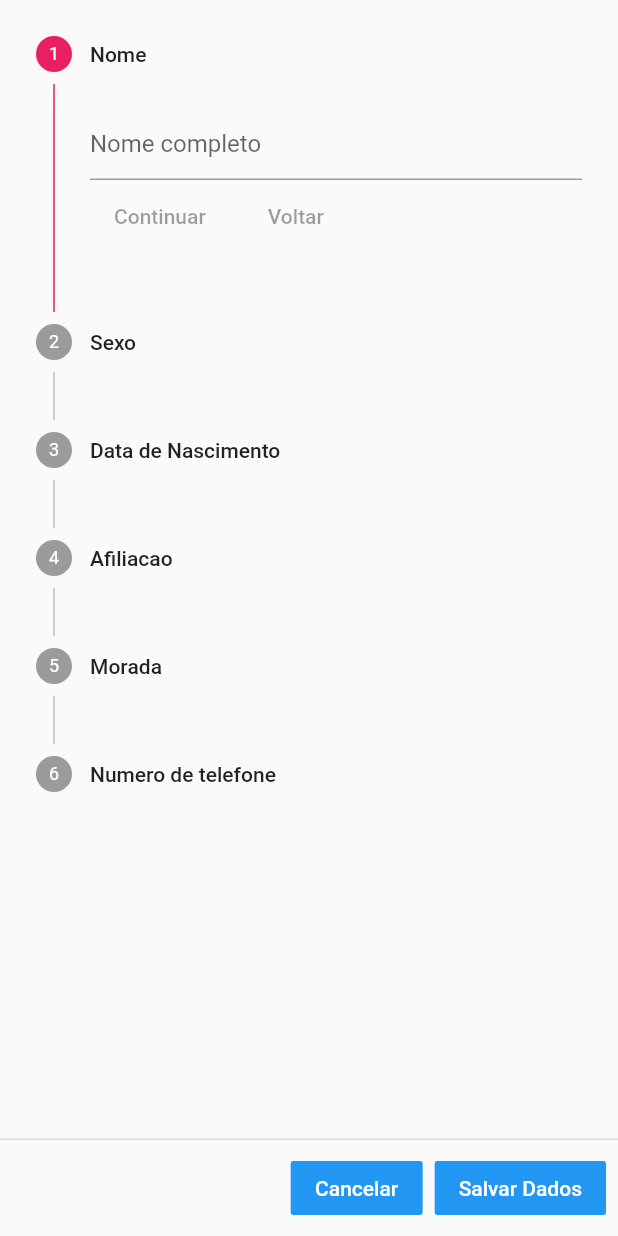
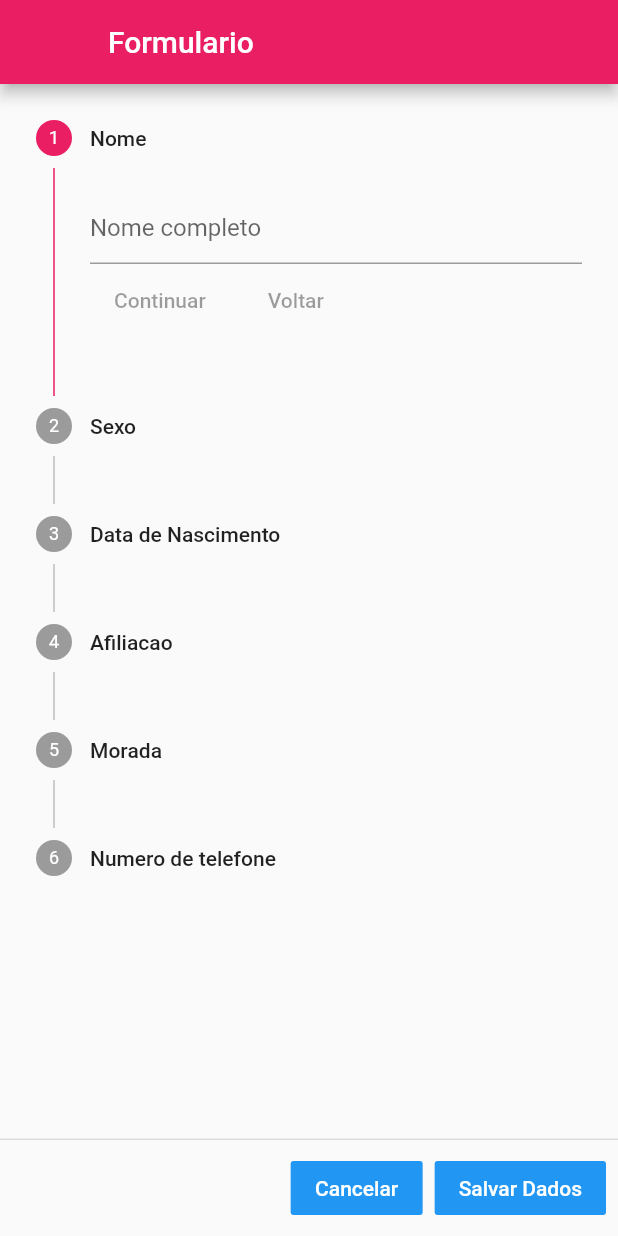
Before and after one commit to braulio94/MedicalHealth-Patient, a Flutter app: the HomePage screen opened directly, after a tap on the "add" icon, on a phone screen of 412 x 824 dp. Run offline on Flutter 3.47's test engine with Material 2 defaults, Android fonts, the phone set to English and light mode, and no system bars; our stand-ins replace flutter_sticky_header, qr_flutter; missing offline and left inert: flutter_cupertino_date_picker.

Commit message:
add refine home page vaccine card details

```diff
--- a/lib/pages/form_page.dart
+++ b/lib/pages/form_page.dart
@@ -18,9 +18,11 @@ class _FormPageState extends State<FormPage> {
   @override
   Widget build(BuildContext context) {
     return Scaffold(
-      body: Padding(
-        padding: EdgeInsets.only(top: MediaQuery.of(context).padding.top),
-        child: Stepper(
+      appBar: AppBar(
+        title: Text('Formulario'),
+        leading: Container(),
+      ),
+      body: Stepper(
         controlsBuilder: (BuildContext context,
             {VoidCallback onStepContinue, VoidCallback onStepCancel}) {
           return Row(
@@ -102,7 +104,6 @@ class _FormPageState extends State<FormPage> {
           });
         },
       ),
-      ),
       persistentFooterButtons: [
         FlatButton(
           child: Text(
--- a/lib/pages/qr_code_viewer_page.dart
+++ b/lib/pages/qr_code_viewer_page.dart
@@ -15,7 +15,6 @@ class QRCodeViewerPage extends StatelessWidget {
         child: Center(
           child: QrImage(
             data: _dataString,
-            onError: (ex) {},
           ),
         ),
       ),
--- a/lib/widgets/vaccine_card.dart
+++ b/lib/widgets/vaccine_card.dart
@@ -1,10 +1,16 @@
 import 'package:flutter/material.dart';
+import 'package:medical_health_patient/pages/qr_code_viewer_page.dart';
 import 'package:medical_health_patient/pages/vaccine_card_page.dart';
 
 class VaccineCard extends StatelessWidget {
   @override
   Widget build(BuildContext context) {
-    return Card(
+    return Container(
+      height: 250.0,
+      decoration: BoxDecoration(
+        borderRadius: BorderRadius.circular(50.0),
+      ),
+      child: Card(
         margin: EdgeInsets.all(16.0),
         elevation: 4.0,
         child: InkWell(
@@ -16,12 +22,63 @@ class VaccineCard extends StatelessWidget {
             ));
           },
           child: Container(
-          height: 200.0,
-          child: Align(
+            child: Column(
+              crossAxisAlignment: CrossAxisAlignment.start,
+              children: <Widget>[
+                Align(
                   alignment: Alignment.topCenter,
                   child: Container(
-              height: 24.0,
+                    decoration: BoxDecoration(
+                      borderRadius: BorderRadius.only(topLeft: Radius.circular(5.0), topRight: Radius.circular(5.0)),
                       color: Colors.pinkAccent,
+                    ),
+                    height: 32.0,
+                    child: Row(
+                      mainAxisAlignment: MainAxisAlignment.end,
+                      children: [
+                        Padding(
+                          padding: EdgeInsets.only(right: 16.0),
+                          child: Icon(Icons.pregnant_woman, color: Colors.white),
+                        ),
+                      ],
+                    ),
+                  ),
+                ),
+                Padding(
+                  padding: EdgeInsets.all(8.0),
+                  child: Text('Nome do Utente', style: TextStyle(fontSize: 18, fontWeight: FontWeight.w600)),
+                ),
+                Padding(
+                  padding: EdgeInsets.all(8.0),
+                  child: Text('Numero de vacinas: 4'),
+                ),
+                Padding(
+                  padding: EdgeInsets.all(8.0),
+                  child: Text('Ultima data alterada'),
+                ),
+                Align(
+                  alignment: Alignment.bottomRight,
+                  child: Column(
+                    children: <Widget>[
+                      Padding(
+                        padding: EdgeInsets.only(right: 8.0),
+                        child: Text('Code QR'),
+                      ),
+                      Padding(
+                        padding: EdgeInsets.only(right: 32.0),
+                        child: IconButton(
+                          onPressed: (){
+                            Navigator.push(context, MaterialPageRoute(
+                              builder: (context){
+                                return QRCodeViewerPage();
+                              }
+                            ));
+                          }, icon: Icon(Icons.gradient, size: 50)),
+                      ),
+                    ],
+                  ),
+                ),
+              ],
             ),
           ),
         ),
```
Lines whose indentation alone changed are shown as unchanged.
